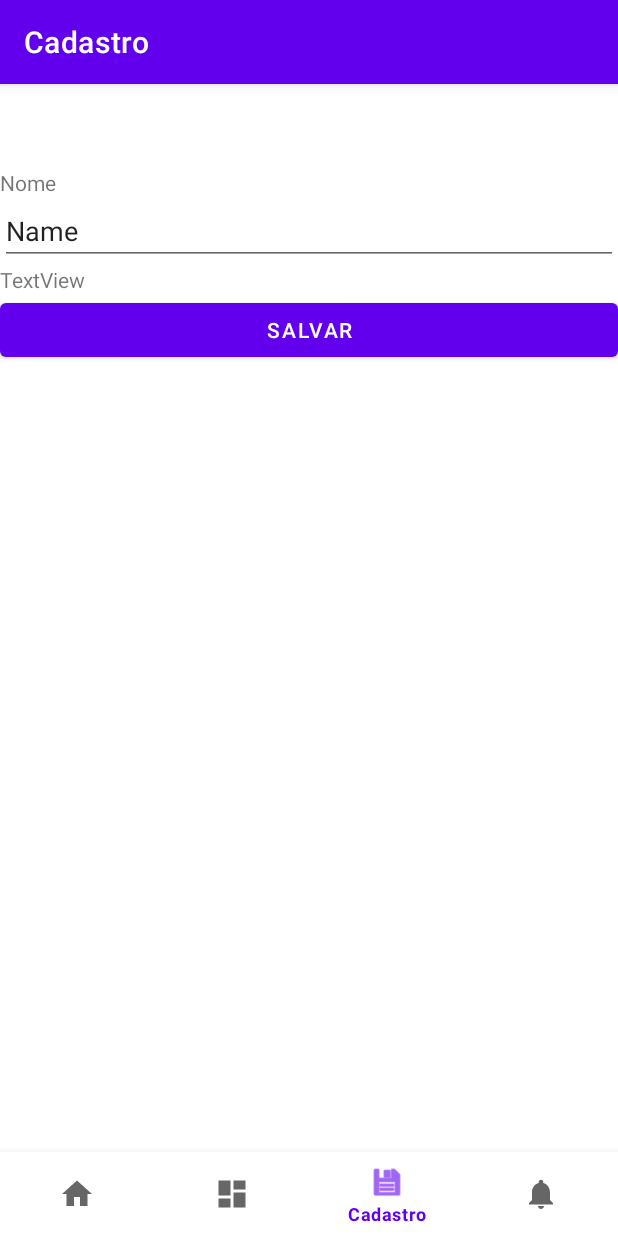
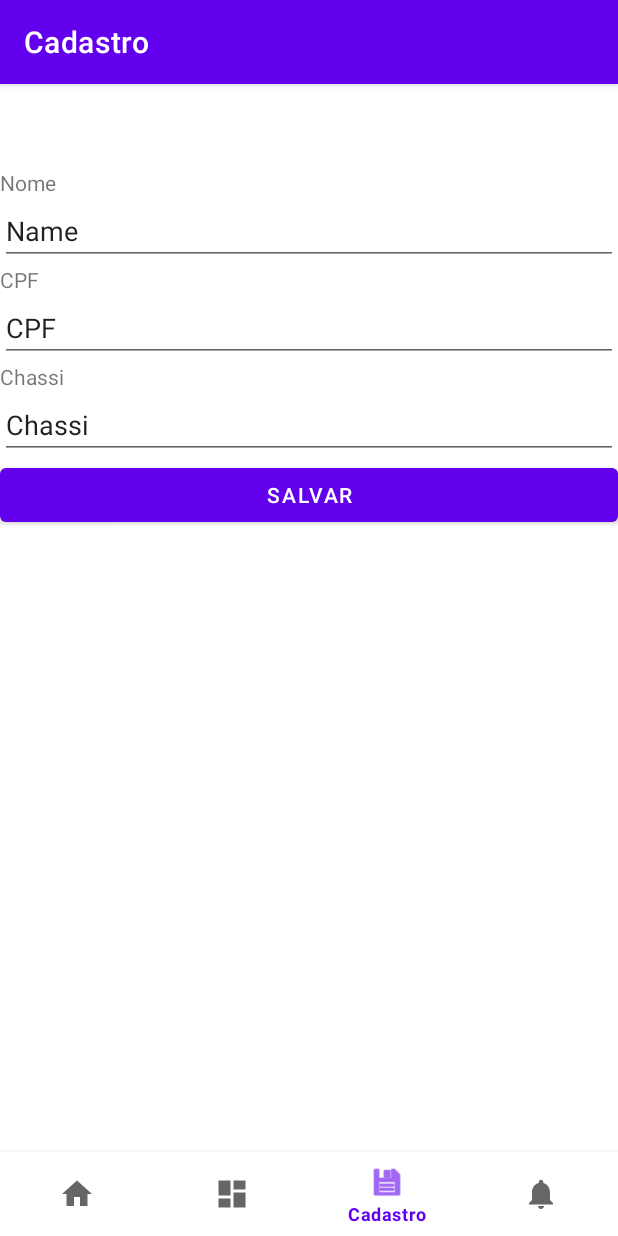
Before and after one commit to ciquelerogabriel/appVendasCarros, an Android app: the cadVendasCarros screen opened through its navigation route, on a phone screen of 412 x 824 dp. Run offline under Robolectric (Android 15) with nearby library versions, the phone set to English and light mode, and no system bars; our stand-ins replace navigation-ui.

Commit message:
20230215 - OBJETOS DOS COMPONENTES DA TELA DE CADASTRO

```diff
--- a/app/src/main/java/br/dev/ciquelerogabriel/mobile/vendascarros/ui/vendascarros/cadVendasCarros.java
+++ b/app/src/main/java/br/dev/ciquelerogabriel/mobile/vendascarros/ui/vendascarros/cadVendasCarros.java
@@ -14,13 +14,15 @@ import br.dev.ciquelerogabriel.mobile.vendascarros.R;
 
 /**
  * A simple {@link Fragment} subclass.
- * Use the {@link cadVendasCarros#newInstance} factory method to
  * create an instance of this fragment.
  */
 public class cadVendasCarros extends Fragment {
 
     // atributos
     private EditText etNome;
+    private EditText etCPF;
+    private EditText etChassi;
+
 
 
     @Override
--- a/app/src/main/res/layout/fragment_cad_vendas_carros.xml
+++ b/app/src/main/res/layout/fragment_cad_vendas_carros.xml
@@ -21,7 +21,7 @@
                 android:text="Nome" />
 
             <EditText
-                android:id="@+id/editTextTextPersonName"
+                android:id="@+id/etNome"
                 android:layout_width="match_parent"
                 android:layout_height="wrap_content"
                 android:ems="10"
@@ -32,7 +32,29 @@
                 android:id="@+id/textView2"
                 android:layout_width="match_parent"
                 android:layout_height="wrap_content"
-                android:text="TextView" />
+                android:text="CPF" />
+
+            <EditText
+                android:id="@+id/etCPF"
+                android:layout_width="match_parent"
+                android:layout_height="wrap_content"
+                android:ems="10"
+                android:inputType="textPersonName"
+                android:text="CPF" />
+
+            <TextView
+                android:id="@+id/textView3"
+                android:layout_width="match_parent"
+                android:layout_height="wrap_content"
+                android:text="Chassi" />
+
+            <EditText
+                android:id="@+id/etChassi"
+                android:layout_width="match_parent"
+                android:layout_height="wrap_content"
+                android:ems="10"
+                android:inputType="textPersonName"
+                android:text="Chassi" />
 
             <Button
                 android:id="@+id/button"
```
Also changed, not shown: app/src/main/java/br/dev/ciquelerogabriel/mobile/vendascarros/model/Carro.java (+8 -8 lines).
